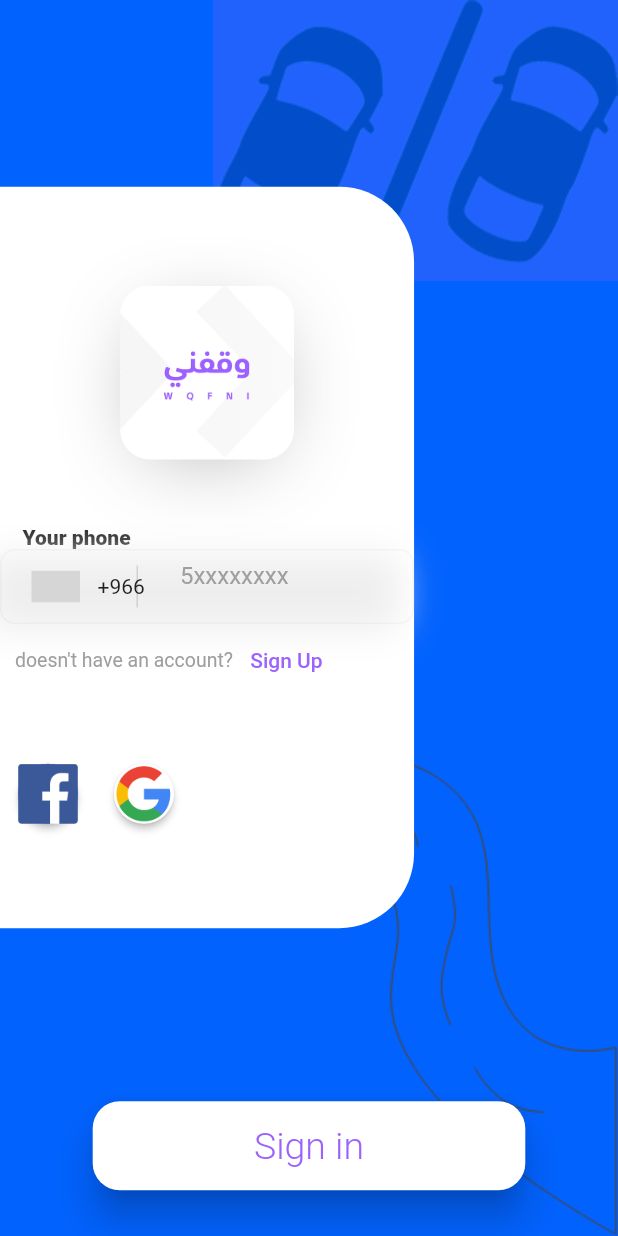
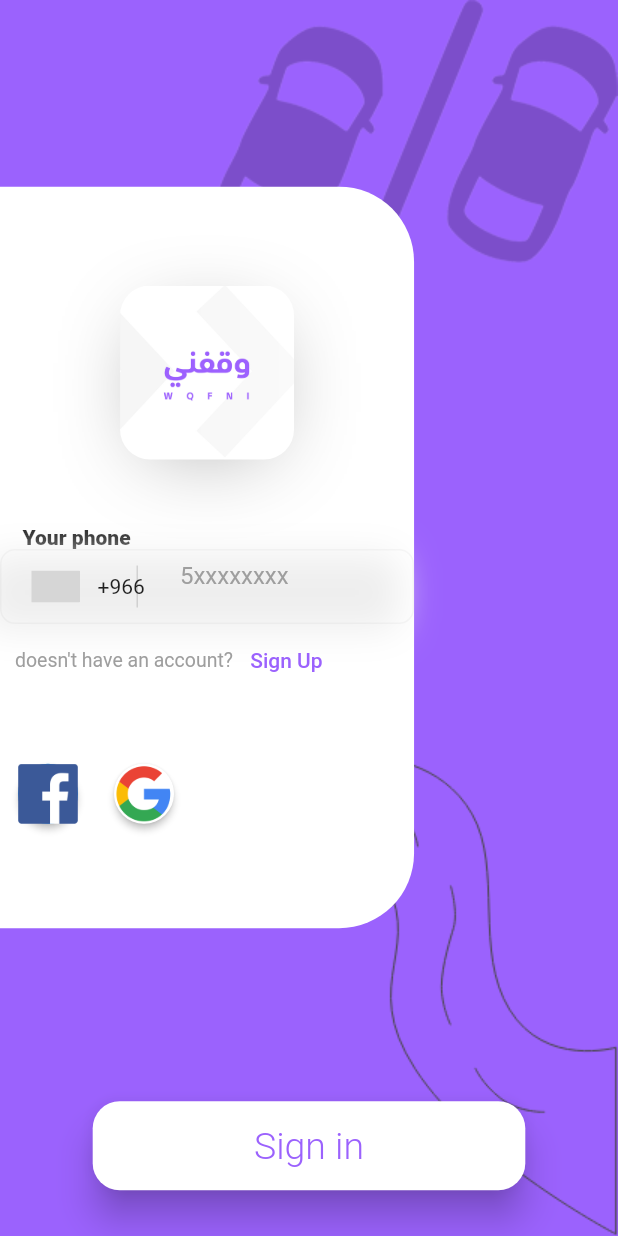
Before and after one commit to Naif-Khalid/wqfni, a Flutter app: the screen it shows after launch, on a phone screen of 412 x 824 dp. Run offline on Flutter 3.47's test engine with Material 2 defaults, Android fonts, the phone set to English and light mode, and no system bars; drawn by our look-alikes of intl_phone_number_input; our stand-ins replace animated_splash_screen; grey boxes are pictures that could not be loaded.

Commit message:
change it again

```diff
--- a/lib/ReservationPage1.dart
+++ b/lib/ReservationPage1.dart
@@ -21,7 +21,7 @@ class _ReservationPage1State extends State<ReservationPage1> {
       debugShowCheckedModeBanner: false,
       home: Scaffold(
         resizeToAvoidBottomInset: false,
-        backgroundColor: const Color.fromRGBO(2, 98, 253, 1),
+        backgroundColor: const Color.fromRGBO(155, 98, 253, 1),
         body: SizedBox(
           width: size.width,
           height: size.height,
--- a/lib/login.dart
+++ b/lib/login.dart
@@ -24,7 +24,7 @@ class Wqfni extends StatelessWidget {
 
           decoration: const BoxDecoration(
             //image: DecorationImage(colorFilter: ColorFilter.mode(Color.fromRGBO(155, 98, 253, 0.2), BlendMode.dstATop), image: AssetImage('assets/road3.png'), alignment: Alignment.bottomRight,),
-            color: Color.fromRGBO(2, 98, 253, 1.0),
+            color: Color.fromRGBO(155, 98, 253, 1.0),
           ),
 
           child: Stack(
```
